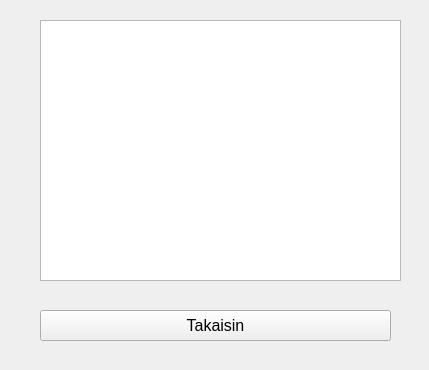
tvt21kmo-bank-project/group_1, file bankautomat/tilitapahtumat.ui: the form before one commit.
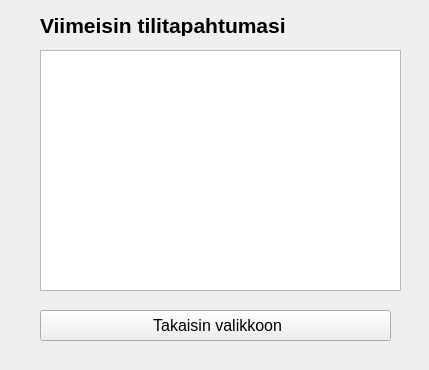
The form after the commit.

The edit to the form file:
```diff
--- a/bankautomat/tilitapahtumat.ui
+++ b/bankautomat/tilitapahtumat.ui
@@ -28,16 +28,16 @@
     </font>
    </property>
    <property name="text">
-    <string>Takaisin</string>
+    <string> Takaisin valikkoon</string>
    </property>
   </widget>
   <widget class="QTextEdit" name="txtinfo">
    <property name="geometry">
     <rect>
      <x>40</x>
-     <y>20</y>
+     <y>50</y>
      <width>361</width>
-     <height>261</height>
+     <height>241</height>
     </rect>
    </property>
    <property name="font">
@@ -48,6 +48,26 @@
     </font>
    </property>
   </widget>
+  <widget class="QLabel" name="label">
+   <property name="geometry">
+    <rect>
+     <x>40</x>
+     <y>15</y>
+     <width>361</width>
+     <height>21</height>
+    </rect>
+   </property>
+   <property name="font">
+    <font>
+     <pointsize>16</pointsize>
+     <weight>75</weight>
+     <bold>true</bold>
+    </font>
+   </property>
+   <property name="text">
+    <string>Viimeisin tilitapahtumasi</string>
+   </property>
+  </widget>
  </widget>
  <resources/>
  <connections/>
```
